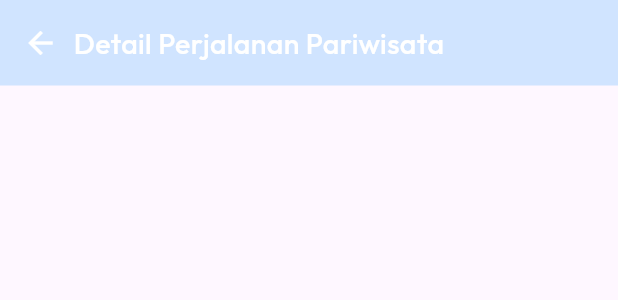
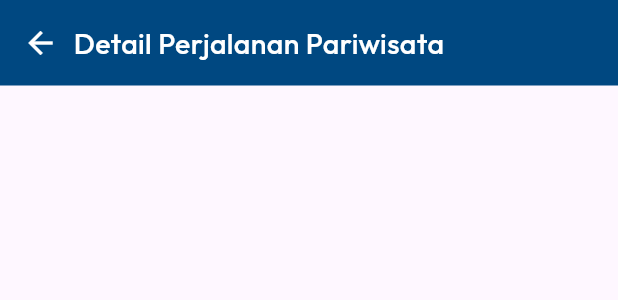
Before and after one commit to LuckyAlmaAficionado/Trans-PMJ, a Flutter app: the NavBarDetailPerjalanan widget shown alone on an empty page, opened directly, on a phone screen of 412 x 824 dp. Shown: the top 300 px of the screen. Run offline on Flutter 3.47's test engine with Material 3 defaults, Android fonts, the phone set to English and light mode, and no system bars; our stand-ins replace firebase_auth, firebase_core, firebase_storage, gap, get, google_fonts and 5 more; accounts and stored records are empty.

Commit message:
update theme & readme

```diff
--- a/lib/app/modules/detail_history/views/detail_history_view.dart
+++ b/lib/app/modules/detail_history/views/detail_history_view.dart
@@ -193,7 +193,7 @@ class NavBarDetailPerjalanan extends StatelessWidget {
   Widget build(BuildContext context) {
     return Container(
       width: Get.width,
-      color: primaryContainerColor,
+      color: primaryColor,
       padding: const EdgeInsets.all(15),
       child: SafeArea(
         child: Row(
--- a/pubspec.yaml
+++ b/pubspec.yaml
@@ -1,5 +1,5 @@
 name: trans
-version: 1.0.0+1
+version: 1.0.2+1
 publish_to: none
 description: A new Flutter project.
 environment:
```
